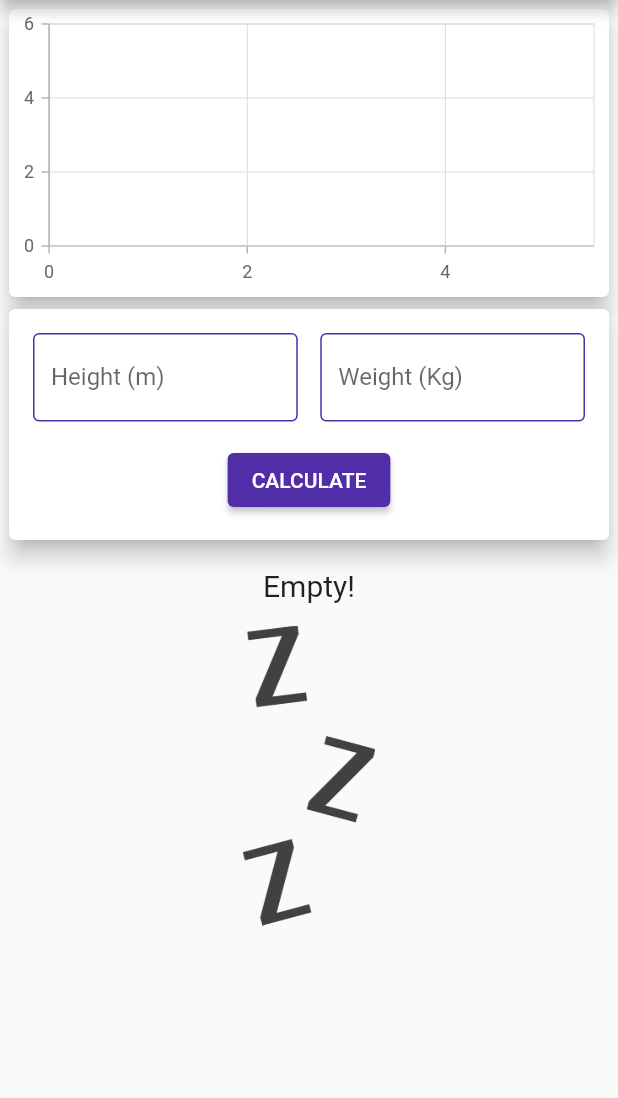
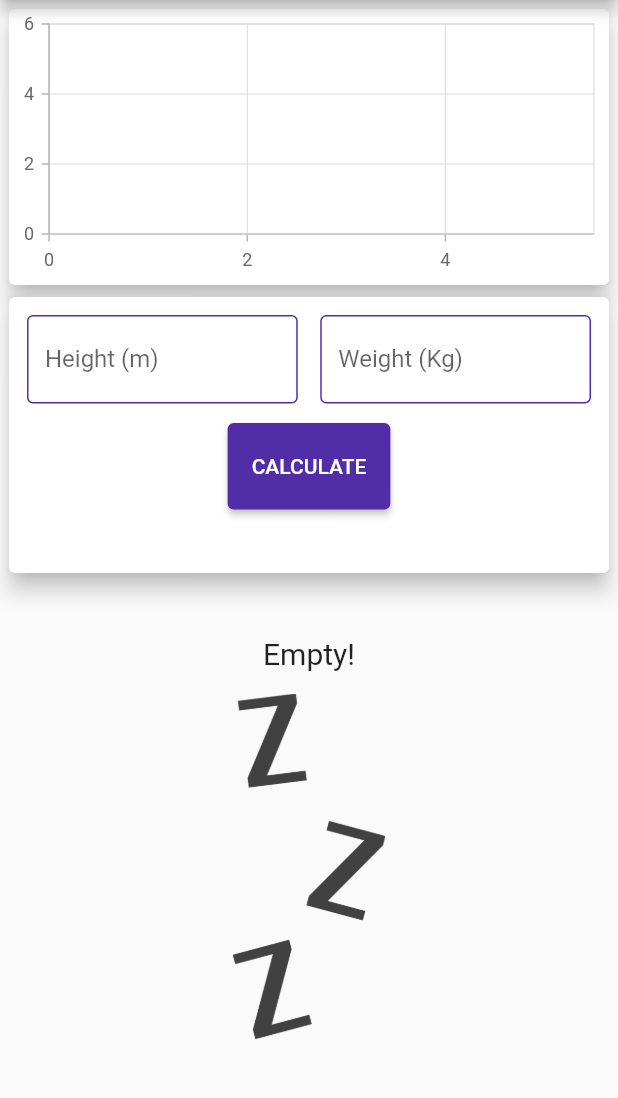
Before and after one commit to mudassir666/bmi, a Flutter app: the screen it shows after launch, after a tap on "CALCULATE", on a phone screen of 412 x 824 dp, the part 84-1182 px from its top. Run offline on Flutter 3.47's test engine with Material 2 defaults, Android fonts, the phone set to English and light mode, and no system bars; our stand-ins replace syncfusion_flutter_charts.

Commit message:
dev#5_completed

```diff
--- a/lib/Bmi_Home_Page.dart
+++ b/lib/Bmi_Home_Page.dart
@@ -45,20 +45,37 @@ class _MyHomePageState extends State<MyHomePage> {
 
   @override
   Widget build(BuildContext context) {
+    final appbar = AppBar(
+      title: Text("BMI CALCULATOR"),
+      centerTitle: true,
+    );
     return Scaffold(
-      appBar: AppBar(
-        title: Text("BMI CALCULATOR"),
-        centerTitle: true,
-      ),
+      appBar: appbar,
       body: SingleChildScrollView(
         child: Container(
           margin: EdgeInsets.all(2),
           child: Column(
             crossAxisAlignment: CrossAxisAlignment.stretch,
             children: [
-              Chart(_bmiData),
-              NewBmi(_addBmi),
-              BmiList(_bmiData, _deleteBmi),
+              Container(
+                height: (MediaQuery.of(context).size.height -
+                        appbar.preferredSize.height -
+                        MediaQuery.of(context).padding.top) *
+                    0.25,
+                child: Chart(_bmiData),
+              ),
+              Container(
+                  height: (MediaQuery.of(context).size.height -
+                          appbar.preferredSize.height -
+                          MediaQuery.of(context).padding.top) *
+                      0.25,
+                  child: NewBmi(_addBmi)),
+              Container(
+                  height: (MediaQuery.of(context).size.height -
+                          appbar.preferredSize.height -
+                          MediaQuery.of(context).padding.top) *
+                      0.5,
+                  child: BmiList(_bmiData, _deleteBmi)),
             ],
           ),
         ),
--- a/lib/main.dart
+++ b/lib/main.dart
@@ -4,7 +4,11 @@ import 'package:flutter/services.dart';
 import 'Bmi_Home_Page.dart';
 
 void main() {
-
+   WidgetsFlutterBinding.ensureInitialized();
+  SystemChrome.setPreferredOrientations([
+    DeviceOrientation.portraitUp,
+    DeviceOrientation.portraitDown,
+  ]);
   runApp(MyApp());
 }
 
--- a/lib/widgets/bmi_list.dart
+++ b/lib/widgets/bmi_list.dart
@@ -13,10 +13,11 @@ class BmiList extends StatelessWidget {
     return Container(
       height: 350,
       child: _bmiData.isEmpty
-          ? Column(
+          ? LayoutBuilder(builder: (ctx, constraints) {
+              return Column(
                 children: [
                   SizedBox(
-                  height: 15,
+                    height: constraints.maxHeight * 0.1,
                   ),
                   Text(
                     "Empty!",
@@ -26,14 +27,15 @@ class BmiList extends StatelessWidget {
                     height: 15,
                   ),
                   Container(
-                  height: 200,
+                    height: constraints.maxHeight * 0.6,
                     child: Image.asset(
                       "assets/images/waiting.png",
                       fit: BoxFit.cover,
                     ),
                   )
                 ],
-            )
+              );
+            })
           : ListView.builder(
               itemCount: _bmiData.length,
               itemBuilder: (context, index) {
--- a/lib/widgets/new_bmi.dart
+++ b/lib/widgets/new_bmi.dart
@@ -9,16 +9,18 @@ class NewBmi extends StatefulWidget {
 }
 
 class _NewBmiState extends State<NewBmi> {
-  @override
-  Widget build(BuildContext context) {
   final _height = TextEditingController();
   final _weight = TextEditingController();
 
+  @override
+  Widget build(BuildContext context) {
+    // final _height = TextEditingController();
+    // final _weight = TextEditingController();
     void submit() {
       if (_height.text.isEmpty || _weight.text.isEmpty) {
         return;
       }
-
+      print("check 1");
       final h = double.parse(_height.text);
       final w = double.parse(_weight.text);
       final bmi = w / (h * h);
@@ -26,7 +28,7 @@ class _NewBmiState extends State<NewBmi> {
       if (h < 1 || w < 1 || bmi < 1) {
         return;
       }
-
+      print("check 2");
       final rating;
       if (bmi < 18.5) {
         rating = "Underweight";
@@ -39,26 +41,35 @@ class _NewBmiState extends State<NewBmi> {
       } else {
         return;
       }
+      _weight.clear();
+      _height.clear();
+      print("check 3");
+      widget.addBmi(h, w, double.parse(bmi.toStringAsFixed(1)), rating);
 
-      widget.addBmi(h, w, double.parse(bmi.toStringAsFixed(1)), rating);
+      //  FocusScope.of(context);
+      // Navigator.of(context).pop();
     }
 
+    return LayoutBuilder(builder: (ctx, constraints) {
       return Card(
         elevation: 6,
         child: Container(
-        padding: EdgeInsets.all(8),
-        margin: EdgeInsets.all(8),
+          padding: EdgeInsets.all(6),
+          margin: EdgeInsets.all(6),
           child: Column(
             children: [
               Row(
                 children: [
                   Expanded(
+                    child: Container(
+                      height: constraints.maxHeight * 0.325,
                       child: TextField(
                         controller: _height,
                         keyboardType: TextInputType.number,
                         decoration: InputDecoration(
                           border: OutlineInputBorder(
-                        borderRadius: BorderRadius.all(Radius.circular(32.0)),
+                            borderRadius:
+                                BorderRadius.all(Radius.circular(32.0)),
                           ),
                           enabledBorder: OutlineInputBorder(
                             borderSide: BorderSide(
@@ -72,16 +83,20 @@ class _NewBmiState extends State<NewBmi> {
                         ),
                       ),
                     ),
+                  ),
                   SizedBox(
                     width: 15,
                   ),
                   Expanded(
+                    child: Container(
+                      height: constraints.maxHeight * 0.325,
                       child: TextField(
                         controller: _weight,
                         keyboardType: TextInputType.number,
                         decoration: InputDecoration(
                           border: OutlineInputBorder(
-                        borderRadius: BorderRadius.all(Radius.circular(32.0)),
+                            borderRadius:
+                                BorderRadius.all(Radius.circular(32.0)),
                           ),
                           enabledBorder: OutlineInputBorder(
                             borderSide: BorderSide(
@@ -94,13 +109,16 @@ class _NewBmiState extends State<NewBmi> {
                           labelText: "Weight (Kg)",
                         ),
                       ),
+                    ),
                   )
                 ],
               ),
               SizedBox(
-              height: 15,
+                height: constraints.maxHeight * 0.05,
               ),
-            ElevatedButton(
+              Container(
+                height: constraints.maxHeight * 0.3,
+                child: ElevatedButton(
                   onPressed: submit,
                   child: Text(
                     "CALCULATE",
@@ -110,10 +128,12 @@ class _NewBmiState extends State<NewBmi> {
                     backgroundColor: MaterialStateProperty.all(
                         Theme.of(context).primaryColorDark),
                   ),
+                ),
               )
             ],
           ),
         ),
       );
+    });
   }
 }
```
Also changed, not shown: 1 other file. Lines whose indentation alone changed are shown as unchanged.
